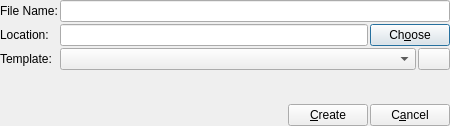
First picture: the form in resources/ui/dialogs/template.ui, repository prymatex/prymatex, before the edit.
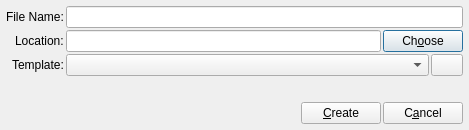
Second picture: the form after the edit. Icons and pictures are not drawn.

Diff of the .ui file:
```diff
--- a/resources/ui/dialogs/template.ui
+++ b/resources/ui/dialogs/template.ui
@@ -9,8 +9,8 @@
    <rect>
     <x>0</x>
     <y>0</y>
-    <width>450</width>
-    <height>126</height>
+    <width>469</width>
+    <height>130</height>
    </rect>
   </property>
   <property name="windowTitle">
@@ -25,13 +25,22 @@
     <number>2</number>
    </property>
    <property name="margin">
-    <number>0</number>
+    <number>6</number>
    </property>
    <item>
     <layout class="QFormLayout" name="formLayout_2">
      <property name="fieldGrowthPolicy">
       <enum>QFormLayout::ExpandingFieldsGrow</enum>
      </property>
+     <property name="labelAlignment">
+      <set>Qt::AlignRight|Qt::AlignTrailing|Qt::AlignVCenter</set>
+     </property>
+     <property name="horizontalSpacing">
+      <number>2</number>
+     </property>
+     <property name="verticalSpacing">
+      <number>2</number>
+     </property>
      <item row="0" column="0">
       <widget class="QLabel" name="label1">
        <property name="text">
```
